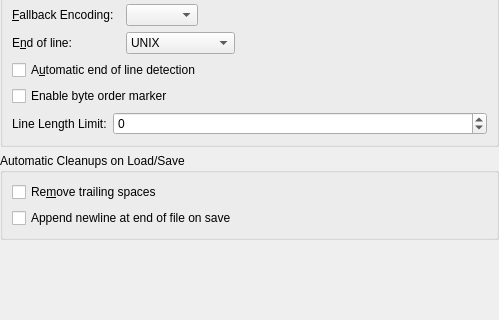
KDE/kate, file part/dialogs/opensaveconfigwidget.ui: the form before one commit; both pictures show x 0 to 499 and y 81 to 401 of the 499 by 511 pixel window.
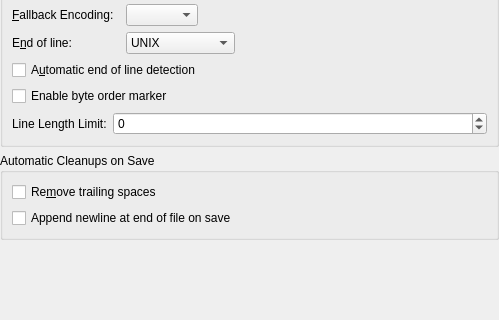
The form after the commit. Custom widgets are drawn as their Qt base class.

Commit message:
never remove trailing spaces on load
This was discussed over the years again and again, and we get bug reports
that criticize that files are modified directly after opening. From now on,
Kate only supports the removal of trailing spaces on save, and not on load.

Patch:
```diff
--- a/part/dialogs/opensaveconfigwidget.ui
+++ b/part/dialogs/opensaveconfigwidget.ui
@@ -156,7 +156,7 @@
    <item>
     <widget class="QGroupBox" name="gbCleanups">
      <property name="title">
-      <string>Automatic Cleanups on Load/Save</string>
+      <string>Automatic Cleanups on Save</string>
      </property>
      <layout class="QVBoxLayout">
       <item>
```
Left out of the diff: 2 changed lines with no effect on the pictures. The commit also changes 2 other files.
